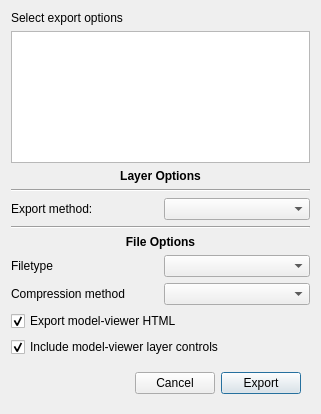
glue-viz/glue-ar, file glue_ar/qt/export_dialog.ui: the form before one commit.
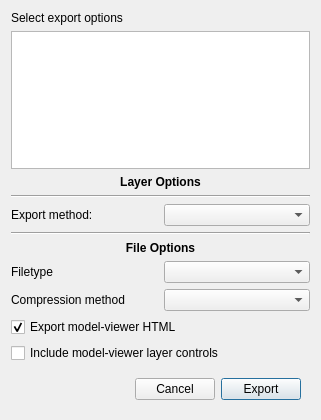
The form after the commit.

Commit message: Set layer controls flag to false by default. Update dialog UIs to not disable layer controls when using compression.

```diff
--- a/glue_ar/qt/export_dialog.ui
+++ b/glue_ar/qt/export_dialog.ui
@@ -7,7 +7,7 @@
     <x>0</x>
     <y>0</y>
     <width>321</width>
-    <height>414</height>
+    <height>420</height>
    </rect>
   </property>
   <property name="windowTitle">
@@ -140,7 +140,7 @@
       <string>Include model-viewer layer controls</string>
      </property>
      <property name="checked">
-      <bool>true</bool>
+      <bool>false</bool>
      </property>
     </widget>
    </item>
```
The commit also changes 4 other files.
